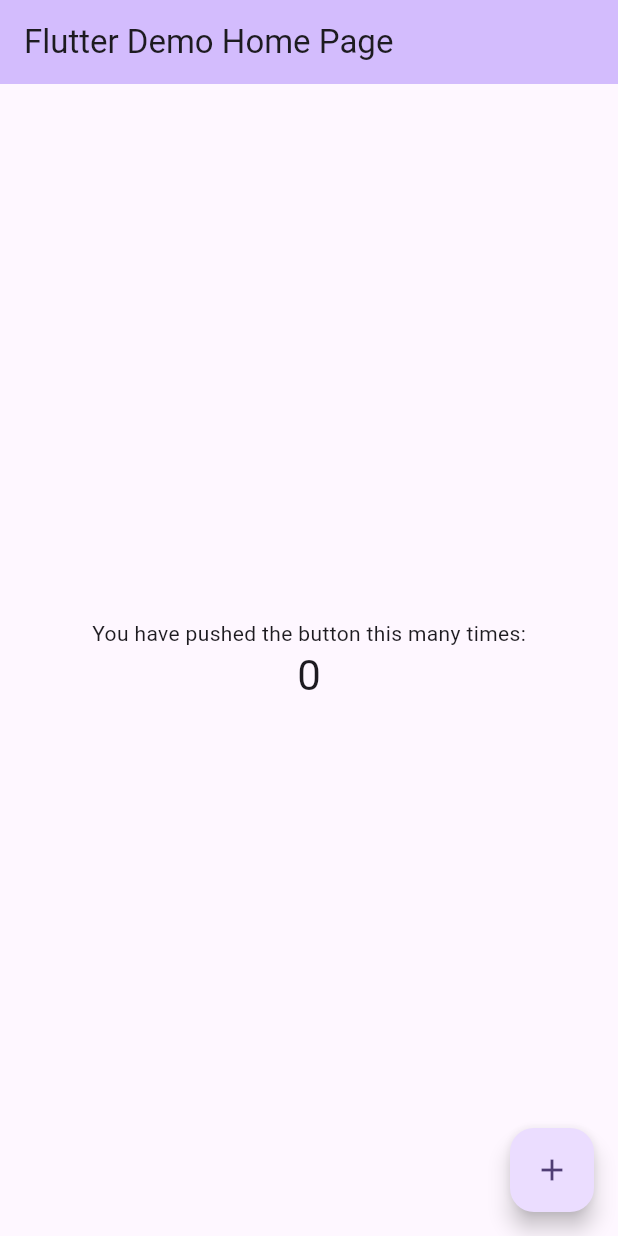
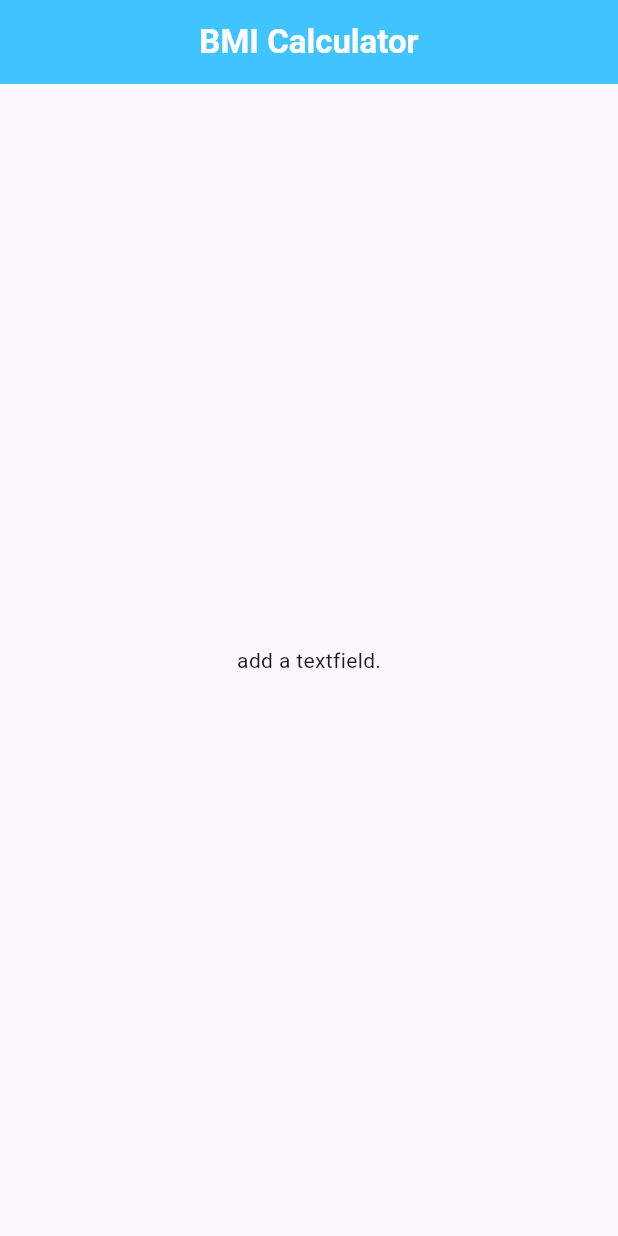
Before and after one commit to itsyuu27/bmi_calculator, a Flutter app: the screen it shows after launch, on a phone screen of 412 x 824 dp. Run offline on Flutter 3.47's test engine with Material 3 defaults, Android fonts, the phone set to English and light mode, and no system bars.

Commit message:
Add a Topbar

```diff
--- a/lib/main.dart
+++ b/lib/main.dart
@@ -1,122 +1,33 @@
 import 'package:flutter/material.dart';
 
-void main() {
-  runApp(const MyApp());
-}
+void main() => runApp(MaterialApp(
+    home: MainScreen(),
+  )
+);
 
-class MyApp extends StatelessWidget {
-  const MyApp({super.key});
+class MainScreen extends StatelessWidget {
+  const MainScreen({super.key});
 
-  // This widget is the root of your application.
   @override
   Widget build(BuildContext context) {
-    return MaterialApp(
-      title: 'Flutter Demo',
-      theme: ThemeData(
-        // This is the theme of your application.
-        //
-        // TRY THIS: Try running your application with "flutter run". You'll see
-        // the application has a purple toolbar. Then, without quitting the app,
-        // try changing the seedColor in the colorScheme below to Colors.green
-        // and then invoke "hot reload" (save your changes or press the "hot
-        // reload" button in a Flutter-supported IDE, or press "r" if you used
-        // the command line to start the app).
-        //
-        // Notice that the counter didn't reset back to zero; the application
-        // state is not lost during the reload. To reset the state, use hot
-        // restart instead.
-        //
-        // This works for code too, not just values: Most code changes can be
-        // tested with just a hot reload.
-        colorScheme: ColorScheme.fromSeed(seedColor: Colors.deepPurple),
+    return Scaffold(
+      //topbar
+      appBar: AppBar(
+        backgroundColor: Colors.lightBlueAccent,
+        centerTitle: true,
+        title: Text('BMI Calculator',
+          style: TextStyle(
+            color: Colors.white,
+            fontWeight: FontWeight.bold,
+          ),
+        ),
       ),
-      home: const MyHomePage(title: 'Flutter Demo Home Page'),
+
+      // TODO: add a textfield for the height and weight
+      body: Center(
+        child: Text('add a textfield.'),
+      ),
+
     );
   }
 }
-
-class MyHomePage extends StatefulWidget {
-  const MyHomePage({super.key, required this.title});
-
-  // This widget is the home page of your application. It is stateful, meaning
-  // that it has a State object (defined below) that contains fields that affect
-  // how it looks.
-
-  // This class is the configuration for the state. It holds the values (in this
-  // case the title) provided by the parent (in this case the App widget) and
-  // used by the build method of the State. Fields in a Widget subclass are
-  // always marked "final".
-
-  final String title;
-
-  @override
-  State<MyHomePage> createState() => _MyHomePageState();
-}
-
-class _MyHomePageState extends State<MyHomePage> {
-  int _counter = 0;
-
-  void _incrementCounter() {
-    setState(() {
-      // This call to setState tells the Flutter framework that something has
-      // changed in this State, which causes it to rerun the build method below
-      // so that the display can reflect the updated values. If we changed
-      // _counter without calling setState(), then the build method would not be
-      // called again, and so nothing would appear to happen.
-      _counter++;
-    });
-  }
-
-  @override
-  Widget build(BuildContext context) {
-    // This method is rerun every time setState is called, for instance as done
-    // by the _incrementCounter method above.
-    //
-    // The Flutter framework has been optimized to make rerunning build methods
-    // fast, so that you can just rebuild anything that needs updating rather
-    // than having to individually change instances of widgets.
-    return Scaffold(
-      appBar: AppBar(
-        // TRY THIS: Try changing the color here to a specific color (to
-        // Colors.amber, perhaps?) and trigger a hot reload to see the AppBar
-        // change color while the other colors stay the same.
-        backgroundColor: Theme.of(context).colorScheme.inversePrimary,
-        // Here we take the value from the MyHomePage object that was created by
-        // the App.build method, and use it to set our appbar title.
-        title: Text(widget.title),
-      ),
-      body: Center(
-        // Center is a layout widget. It takes a single child and positions it
-        // in the middle of the parent.
-        child: Column(
-          // Column is also a layout widget. It takes a list of children and
-          // arranges them vertically. By default, it sizes itself to fit its
-          // children horizontally, and tries to be as tall as its parent.
-          //
-          // Column has various properties to control how it sizes itself and
-          // how it positions its children. Here we use mainAxisAlignment to
-          // center the children vertically; the main axis here is the vertical
-          // axis because Columns are vertical (the cross axis would be
-          // horizontal).
-          //
-          // TRY THIS: Invoke "debug painting" (choose the "Toggle Debug Paint"
-          // action in the IDE, or press "p" in the console), to see the
-          // wireframe for each widget.
-          mainAxisAlignment: MainAxisAlignment.center,
-          children: <Widget>[
-            const Text('You have pushed the button this many times:'),
-            Text(
-              '$_counter',
-              style: Theme.of(context).textTheme.headlineMedium,
-            ),
-          ],
-        ),
-      ),
-      floatingActionButton: FloatingActionButton(
-        onPressed: _incrementCounter,
-        tooltip: 'Increment',
-        child: const Icon(Icons.add),
-      ), // This trailing comma makes auto-formatting nicer for build methods.
-    );
-  }
-}
```
